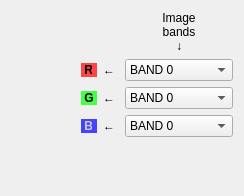
First picture: the form in Code/Common/mvdColorSetupWidget.ui, repository orfeotoolbox/OTB, before the edit.
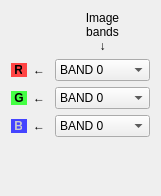
Second picture: the form after the edit.

Commit message: ENH: update color setup widget size

What changed in the file:
```diff
--- a/Code/Common/mvdColorSetupWidget.ui
+++ b/Code/Common/mvdColorSetupWidget.ui
@@ -6,7 +6,7 @@
    <rect>
     <x>0</x>
     <y>0</y>
-    <width>244</width>
+    <width>161</width>
     <height>196</height>
    </rect>
   </property>
@@ -37,22 +37,6 @@
        <property name="sizeConstraint">
         <enum>QLayout::SetMinimumSize</enum>
        </property>
-       <item>
-        <widget class="QLabel" name="redLabel">
-         <property name="sizePolicy">
-          <sizepolicy hsizetype="Expanding" vsizetype="Minimum">
-           <horstretch>0</horstretch>
-           <verstretch>0</verstretch>
-          </sizepolicy>
-         </property>
-         <property name="text">
-          <string> </string>
-         </property>
-         <property name="alignment">
-          <set>Qt::AlignRight|Qt::AlignTrailing|Qt::AlignVCenter</set>
-         </property>
-        </widget>
-       </item>
        <item>
         <widget class="QLabel" name="rLabel">
          <property name="sizePolicy">
@@ -111,22 +95,6 @@
        <property name="sizeConstraint">
         <enum>QLayout::SetMinimumSize</enum>
        </property>
-       <item>
-        <widget class="QLabel" name="greenLabel">
-         <property name="sizePolicy">
-          <sizepolicy hsizetype="Expanding" vsizetype="Minimum">
-           <horstretch>0</horstretch>
-           <verstretch>0</verstretch>
-          </sizepolicy>
-         </property>
-         <property name="text">
-          <string/>
-         </property>
-         <property name="alignment">
-          <set>Qt::AlignRight|Qt::AlignTrailing|Qt::AlignVCenter</set>
-         </property>
-        </widget>
-       </item>
        <item>
         <widget class="QLabel" name="gLabel">
          <property name="sizePolicy">
@@ -185,22 +153,6 @@
        <property name="sizeConstraint">
         <enum>QLayout::SetMinimumSize</enum>
        </property>
-       <item>
-        <widget class="QLabel" name="blueLabel">
-         <property name="sizePolicy">
-          <sizepolicy hsizetype="Expanding" vsizetype="Minimum">
-           <horstretch>0</horstretch>
-           <verstretch>0</verstretch>
-          </sizepolicy>
-         </property>
-         <property name="text">
-          <string/>
-         </property>
-         <property name="alignment">
-          <set>Qt::AlignRight|Qt::AlignTrailing|Qt::AlignVCenter</set>
-         </property>
-        </widget>
-       </item>
        <item>
         <widget class="QLabel" name="bLabel">
          <property name="sizePolicy">
```
